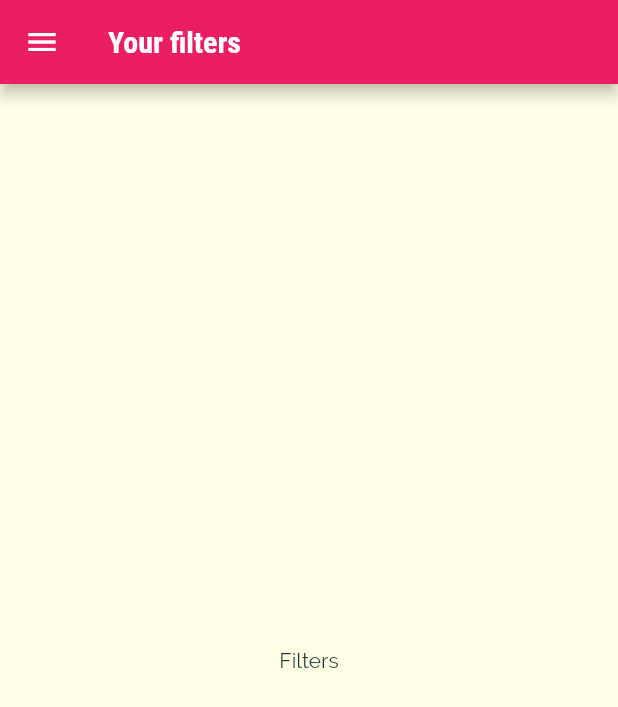
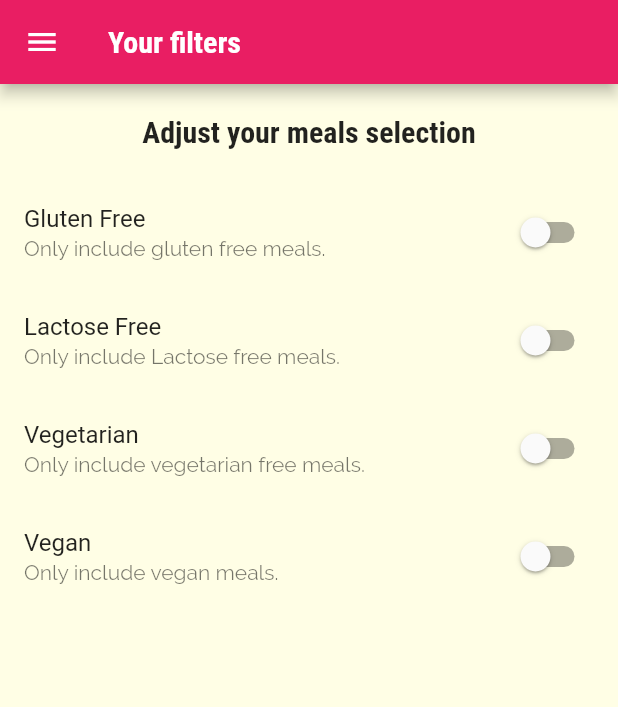
Before and after one commit to kopiHyper/meals_app, a Flutter app: the FiltersScreen screen opened by its route, on a phone screen of 412 x 824 dp. Shown: the top 707 px of the screen. Run offline on Flutter 3.47's test engine with Material 2 defaults, Android fonts, the phone set to English and light mode, and no system bars.

```diff
--- a/lib/Screens/filters_screen.dart
+++ b/lib/Screens/filters_screen.dart
@@ -2,8 +2,34 @@ import 'package:flutter/material.dart';
 
 import '../Widgets/main_drawer.dart';
 
-class FiltersScreen extends StatelessWidget {
+class FiltersScreen extends StatefulWidget {
   static const routeName = '/filters';
+
+  @override
+  State<FiltersScreen> createState() => _FiltersScreenState();
+}
+
+class _FiltersScreenState extends State<FiltersScreen> {
+  bool _glutenFree = false;
+  bool _vegetarian = false;
+  bool _vegan = false;
+  bool _lactoseFree = false;
+
+  Widget _buildSwitchListTiles(
+    String title,
+    String description,
+    bool currentValue,
+    Function updateValue,
+  ) {
+    return SwitchListTile(
+      title: Text(title),
+      subtitle: Text(description),
+      value: currentValue,
+      onChanged: (value) {
+        updateValue(value);
+      },
+    );
+  }
 
   @override
   Widget build(BuildContext context) {
@@ -12,8 +38,70 @@ class FiltersScreen extends StatelessWidget {
         title: const Text('Your filters'),
       ),
       drawer: MainDrawer(),
-      body: const Center(
-        child: Text('Filters'),
+      body: Column(
+        children: [
+          Container(
+            padding: const EdgeInsets.all(20),
+            child: Text(
+              'Adjust your meals selection',
+              style: Theme.of(context).textTheme.titleLarge,
+            ),
+          ),
+          Expanded(
+            child: ListView(
+              children: [
+                _buildSwitchListTiles(
+                  'Gluten Free',
+                  'Only include gluten free meals.',
+                  _glutenFree,
+                  (newValue) {
+                    setState(
+                      () {
+                        _glutenFree = newValue;
+                      },
+                    );
+                  },
+                ),
+                _buildSwitchListTiles(
+                  'Lactose Free',
+                  'Only include Lactose free meals.',
+                  _lactoseFree,
+                  (newValue) {
+                    setState(
+                      () {
+                        _lactoseFree = newValue;
+                      },
+                    );
+                  },
+                ),
+                _buildSwitchListTiles(
+                  'Vegetarian',
+                  'Only include vegetarian free meals.',
+                  _vegetarian,
+                  (newValue) {
+                    setState(
+                      () {
+                        _vegetarian = newValue;
+                      },
+                    );
+                  },
+                ),
+                _buildSwitchListTiles(
+                  'Vegan',
+                  'Only include vegan meals.',
+                  _vegan,
+                  (newValue) {
+                    setState(
+                      () {
+                        _vegan = newValue;
+                      },
+                    );
+                  },
+                ),
+              ],
+            ),
+          ),
+        ],
       ),
     );
   }
```
